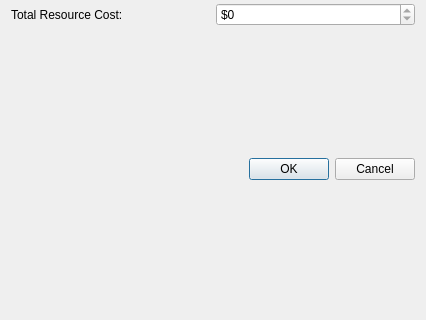
This is irs/src/gui/wfipsdispatcheditdialog.ui in firelab/wfips as Qt 5 draws it before an edit; both pictures show x 0 to 426 and y 287 to 607 of the 426 by 607 pixel window. The edited form follows.
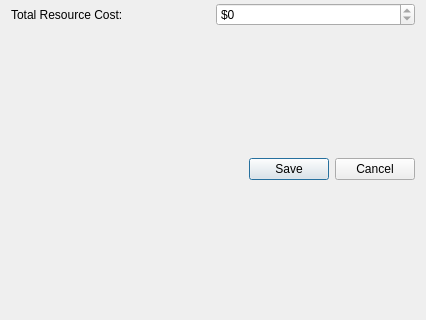
This is the edited form.

What changed in the file:
```diff
--- a/irs/src/gui/wfipsdispatcheditdialog.ui
+++ b/irs/src/gui/wfipsdispatcheditdialog.ui
@@ -116,7 +116,7 @@
      <item>
       <widget class="QPushButton" name="okButton">
        <property name="text">
-        <string>OK</string>
+        <string>Save</string>
        </property>
       </widget>
      </item>
```
